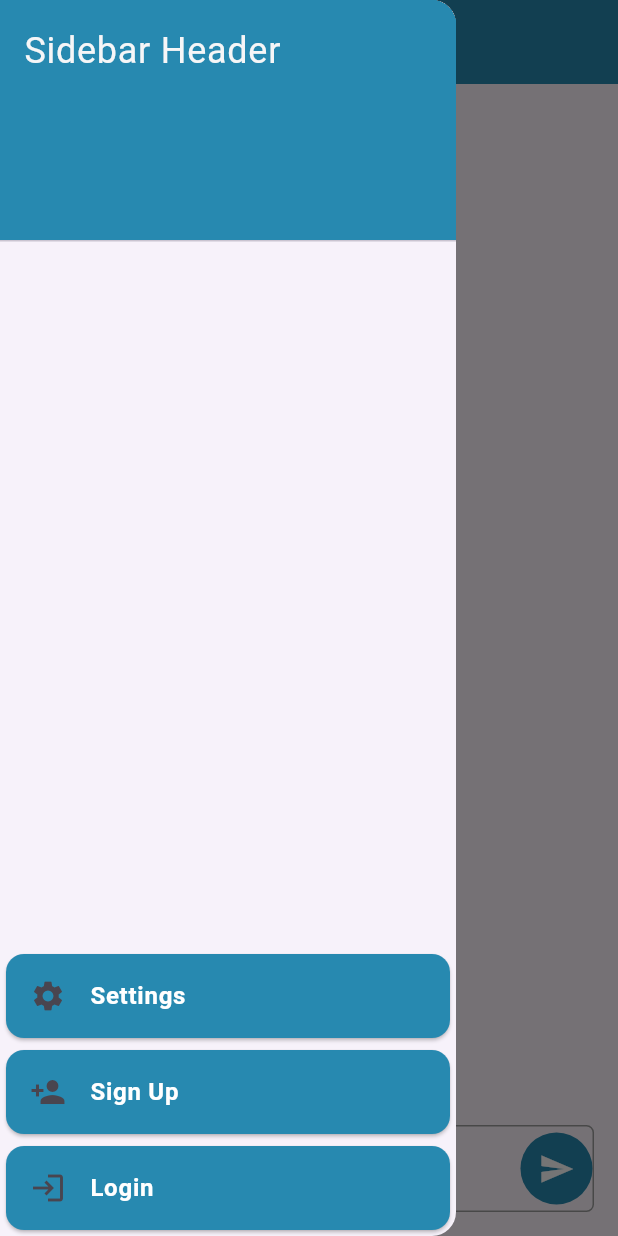
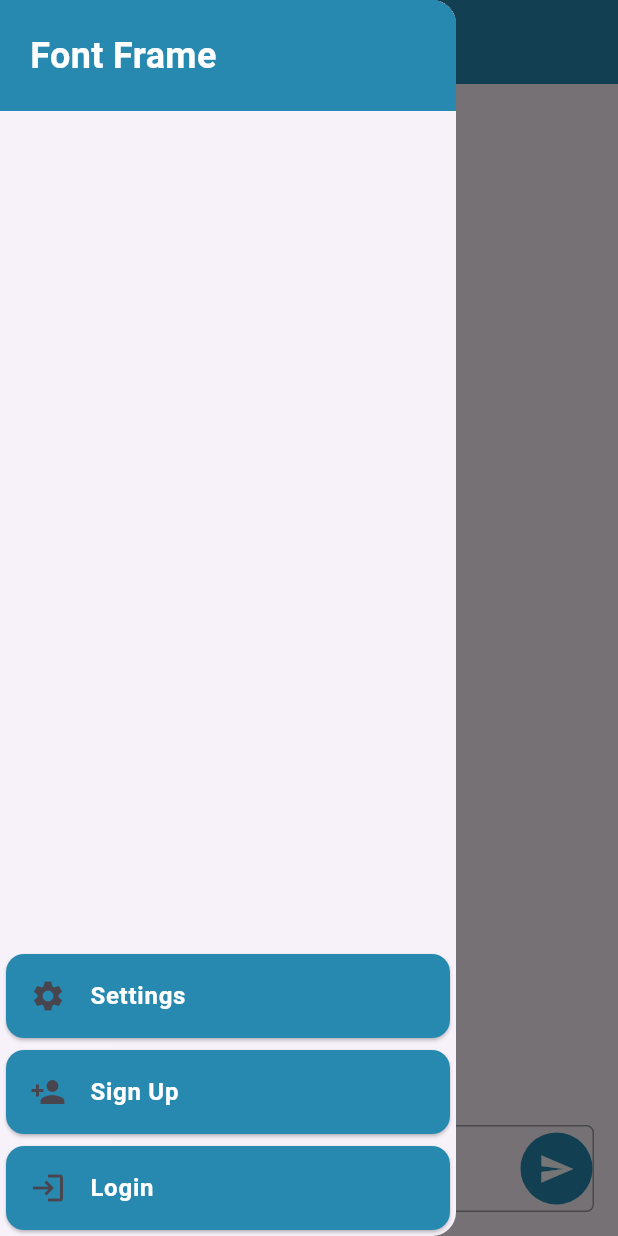
Before and after one commit to HassaanShaheen/patternrecognnitionproject, a Flutter app: the screen it shows after launch, with the side drawer open, on a phone screen of 412 x 824 dp. Run offline on Flutter 3.47's test engine with Material 3 defaults, Android fonts, the phone set to English and light mode, and no system bars; our stand-ins replace firebase_auth, firebase_core, fluttertoast, get; accounts and stored records are empty.

Commit message:
drawer header

```diff
--- a/lib/main.dart
+++ b/lib/main.dart
@@ -1,9 +1,7 @@
 import 'package:flutter/material.dart';
 import 'package:get/get.dart';
-import 'package:prproject/screens/splash_screen.dart';git
+import 'package:prproject/screens/splash_screen.dart';
 import 'package:firebase_core/firebase_core.dart';
-
-
 import 'firebase_services/firebase_options.dart';
 
 
--- a/lib/screens/home-screen.dart
+++ b/lib/screens/home-screen.dart
@@ -5,7 +5,6 @@ import 'package:prproject/auth/login.dart';
 import 'package:prproject/auth/signup.dart';
 import 'package:prproject/screens/setting.dart';
 import 'package:prproject/textcontroller.dart';
-
 
 class HomeScreen extends StatelessWidget {
   final AuthController authController = Get.put(AuthController());
@@ -30,28 +29,62 @@ class HomeScreen extends StatelessWidget {
       drawer: Obx(() => Drawer(
         child: Column(
           children: [
-            Expanded(
-              child: ListView(
-                padding: EdgeInsets.zero,
-                children: <Widget>[
-                  const DrawerHeader(
+            Container(
+              width: double.infinity,
               decoration: BoxDecoration(
-                      color: Color.fromARGB(255, 39, 137, 176),
+                color: const Color.fromARGB(255, 39, 137, 176),
               ),
-                    child: Text(
-                      'Sidebar Header',
+              padding: const EdgeInsets.all(20),
+              child: Column(
+                crossAxisAlignment: CrossAxisAlignment.start,
+                children: [
+                  const Text(
+                    'Font Frame',
                     style: TextStyle(
-                        color: Color.fromARGB(255, 246, 246, 247),
+                      color: Colors.white,
                       fontSize: 24,
+                      fontWeight: FontWeight.bold,
                     ),
                   ),
+                  if (authController.isAuthenticated.value)
+                    FutureBuilder(
+                      future: authController.getUserEmail(),
+                      builder: (context, snapshot) {
+                        if (snapshot.connectionState == ConnectionState.waiting) {
+                          return CircularProgressIndicator();
+                        } else if (snapshot.hasError) {
+                          return Text('Error: ${snapshot.error}');
+                        } else {
+                          final userEmail = snapshot.data;
+                          return Column(
+                            crossAxisAlignment: CrossAxisAlignment.start,
+                            children: [
+                              const SizedBox(height: 8),
+                              Text(
+                                'Welcome,',
+                                style: const TextStyle(
+                                  color: Colors.white,
+                                  fontSize: 20,
+                                  fontWeight: FontWeight.bold,
+                                ),
+                              ),
+                              Text(
+                                userEmail ?? 'Guest',
+                                style: const TextStyle(
+                                  color: Colors.white,
+                                  fontSize: 16,
+                                ),
+                              ),
+                            ],
+                          );
+                        }
+                      },
                     ),
                 ],
               ),
             ),
-            Column(
-              children: [
-                Card( // Moved the settings card here
+            Spacer(), // Add spacer to push buttons to the bottom
+            Card(
               color: const Color.fromARGB(255, 39, 137, 176),
               child: ListTile(
                 leading: const Icon(Icons.settings),
@@ -124,13 +157,10 @@ class HomeScreen extends StatelessWidget {
                   splashColor: Colors.grey.withOpacity(0.5),
                 ),
               ),
-              ],
-            ),
+            // Footer buttons
           ],
         ),
       )),
-
-
       body: Center(
         child: Column(
           mainAxisAlignment: MainAxisAlignment.end,
--- a/pubspec.yaml
+++ b/pubspec.yaml
@@ -13,6 +13,8 @@ dependencies:
   firebase_auth: ^4.19.4
   sign_in_with_apple: ^6.1.0
   fluttertoast: ^8.2.5
+  google_sign_in: ^6.2.1
+  firebase_core: ^2.31.0
 
 
   flutter:
```
Also changed, not shown: lib/auth/authcontroller.dart (+17 -1 lines), lib/auth/login.dart (+8 -2 lines), lib/auth/signup.dart (+7 -2 lines), pubspec.lock, 2 other files. Lines whose indentation alone changed are shown as unchanged.
